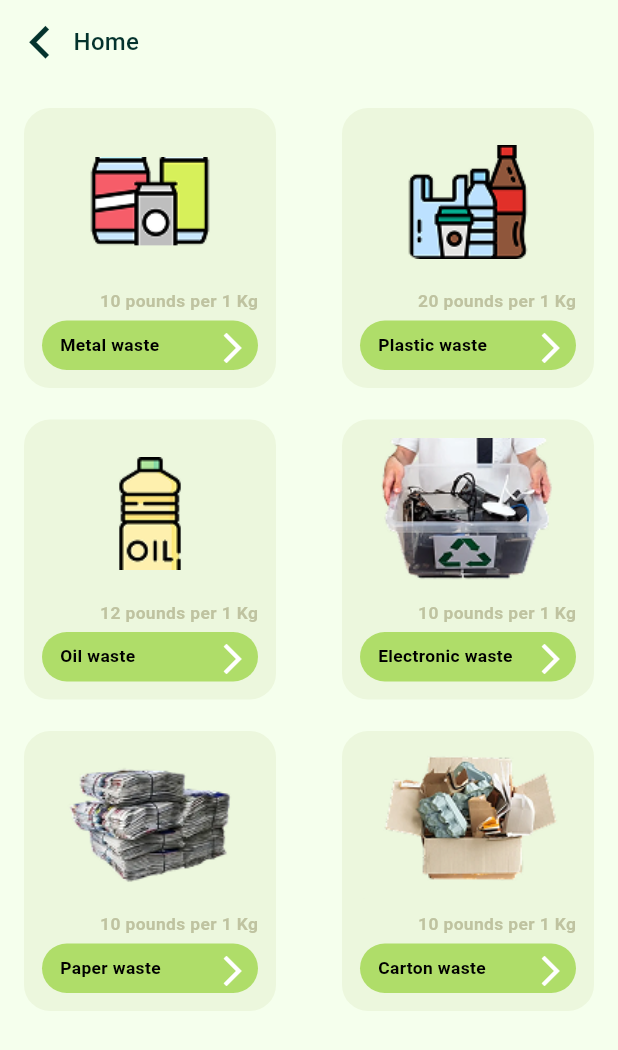
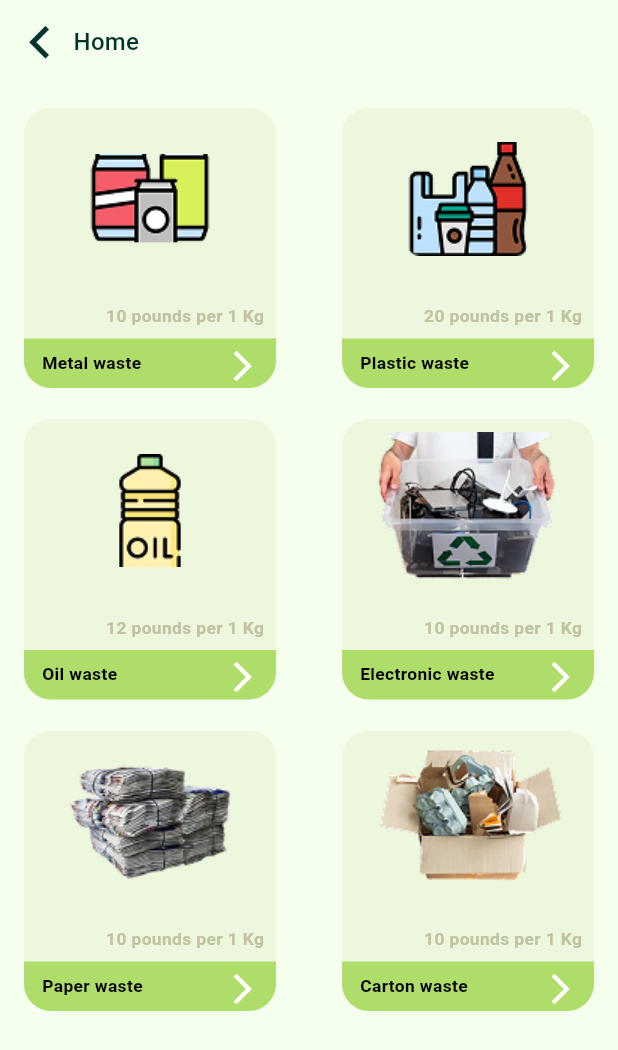
Before and after one commit to iemtiyaz-tharwat/Krakeeb, a Flutter app: the screen it shows after launch, on a phone screen of 412 x 824 dp. Shown: the top 1050 px of the screen. Run offline on Flutter 3.47's test engine with Material 3 defaults, Android fonts, the phone set to English and light mode, and no system bars; our stand-ins replace firebase_auth, firebase_core, flutter_bloc, flutter_screenutil; accounts and stored records are empty; Roboto replaces fonts that are missing (Otama_ep).

Commit message:
finished my task

```diff
--- a/lib/features/home/widgets/custom_elevated_item_botton.dart
+++ b/lib/features/home/widgets/custom_elevated_item_botton.dart
@@ -8,17 +8,17 @@ class CustomElevatedItemBotton extends StatelessWidget {
 
   @override
   Widget build(BuildContext context) {
-    return
-    InkWell(
-      onTap: () {
-
-      },
+    return InkWell(
+      onTap: () {},
       child: Container(
         height: 33,
         width: double.infinity,
         decoration: BoxDecoration(
           color: Color(0xffAFDD69),
-          borderRadius: BorderRadius.circular(18),
+          borderRadius: BorderRadius.only(
+            bottomLeft: Radius.circular(18),
+            bottomRight: Radius.circular(18),
+          ),
         ),
         child: Padding(
           padding: const EdgeInsets.symmetric(horizontal: 12, vertical: 6),
@@ -26,7 +26,7 @@ class CustomElevatedItemBotton extends StatelessWidget {
             mainAxisAlignment: MainAxisAlignment.start,
             children: [
               SizedBox(
-                width: 103,
+                width: 116.w,
                 child: Text(
                   item.title,
                   maxLines: 2,
@@ -37,8 +37,7 @@ class CustomElevatedItemBotton extends StatelessWidget {
                   ),
                 ),
               ),
-              Icon(Icons.arrow_forward_ios, color: Colors.white,)
-
+              Icon(Icons.arrow_forward_ios, color: Colors.white),
             ],
           ),
         ),
--- a/lib/features/home/widgets/custom_waste_item_fiels.dart
+++ b/lib/features/home/widgets/custom_waste_item_fiels.dart
@@ -1,5 +1,4 @@
 import 'package:flutter/material.dart';
-import 'package:flutter_svg/flutter_svg.dart';
 import 'package:krakeeb/core/utils/constants/app_colors.dart';
 import 'package:krakeeb/features/home/models/waste_item_model.dart';
 import 'package:krakeeb/features/home/widgets/custom_elevated_item_botton.dart';
@@ -13,27 +12,26 @@ class CustomWasteItemFiels extends StatelessWidget {
   @override
   Widget build(BuildContext context) {
     return Container(
-      //width: 155.w,
-     // height: 183.h,
       decoration: BoxDecoration(
         color: AppColors.categoryContaineBackGroundColor,
         borderRadius: BorderRadius.circular(18.r),
       ),
-      padding: EdgeInsets.all(12),
       child: Column(
         children: [
-          Expanded(child: Image.asset(item.imagePath)),
+          Expanded(child: Image.asset(item.imagePath, width: 148, height: 200)),
           SizedBox(height: 8.h),
           Row(
             mainAxisAlignment: MainAxisAlignment.end,
             children: [
-
-              Text(
+              Padding(
+                padding: const EdgeInsets.symmetric(horizontal: 8, vertical: 2),
+                child: Text(
                   item.price,
                   style: TextStyle(
                     fontSize: 12.sp,
                     color: Color(0XFFA7A7A780),
                     fontWeight: FontWeight.w600,
+                  ),
                 ),
               ),
             ],
--- a/lib/main.dart
+++ b/lib/main.dart
@@ -3,13 +3,9 @@ import 'package:flutter_bloc/flutter_bloc.dart';
 import 'package:flutter_screenutil/flutter_screenutil.dart';
 import 'package:firebase_core/firebase_core.dart';
 import 'package:krakeeb/features/home/screens/home_screen.dart';
-
 import 'features/auth/cubit/otp_cubit.dart';
-import 'features/auth/screens/otp_screen.dart';
-
 void main() async {
   WidgetsFlutterBinding.ensureInitialized();
-
 
   await Firebase.initializeApp();
 
@@ -27,15 +23,11 @@ class MyApp extends StatelessWidget {
       splitScreenMode: true,
       builder: (context, child) {
         return MultiBlocProvider(
-          providers: [
-            BlocProvider(
-              create: (_) => PhoneOtpCubit(),
-            ),
-          ],
+          providers: [BlocProvider(create: (_) => PhoneOtpCubit())],
           child: MaterialApp(
             debugShowCheckedModeBanner: false,
             title: 'Krakeeb',
-            home: HomeScreen()
+            home: HomeScreen(),
           ),
         );
       },
```
Also changed, not shown: lib/features/home/screens/home_screen.dart (+8 -14 lines). Lines whose indentation alone changed are shown as unchanged.
